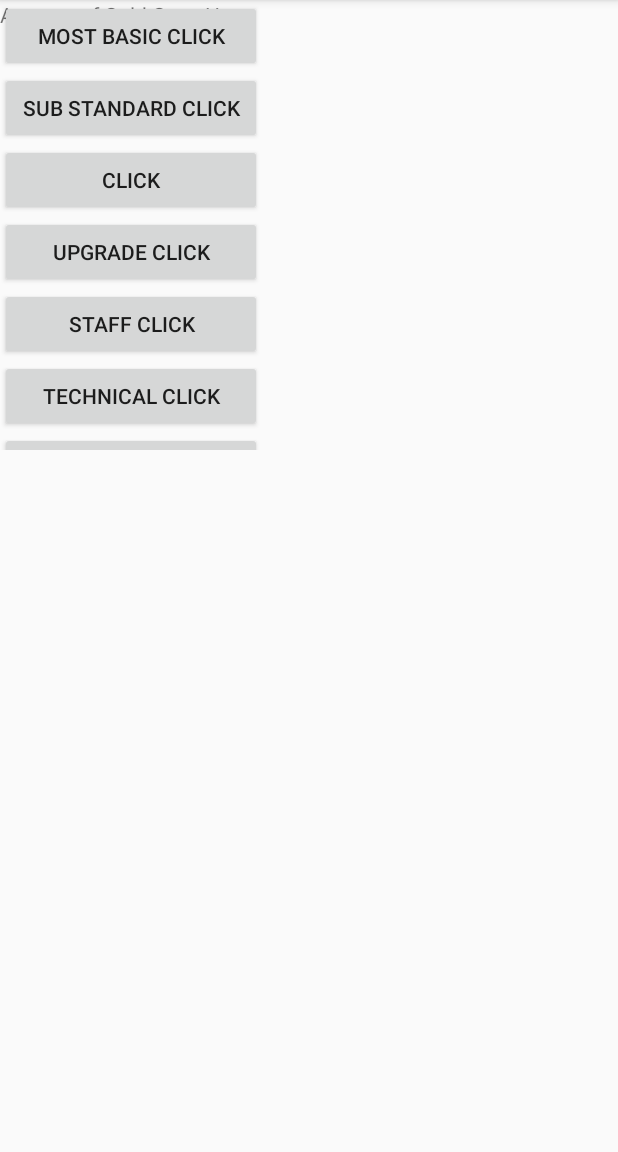
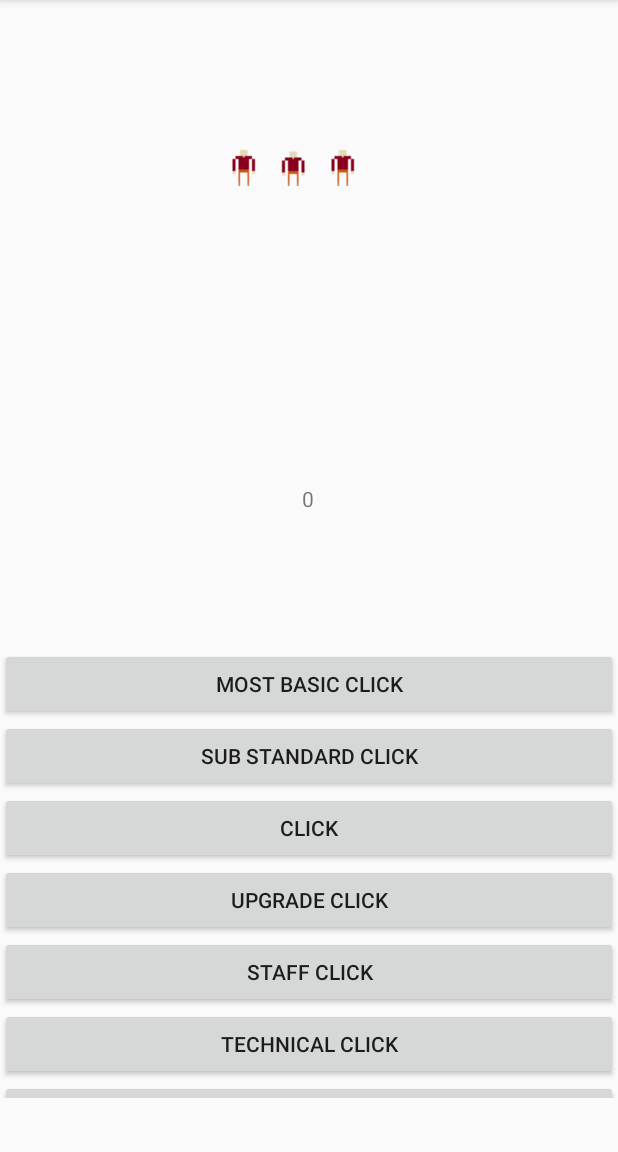
Before and after one commit to jhoney92021/untitle_clicker, an Android app: the screen it shows after launch (MainActivity), on a phone screen of 412 x 824 dp, the part 84-1236 px from its top. Run offline under Robolectric (Android 15) with nearby library versions, the light colour scheme and no system bars.

Commit message:
constraints made, button need function

```diff
--- a/app/build.gradle
+++ b/app/build.gradle
@@ -23,6 +23,7 @@ dependencies {
     implementation fileTree(dir: 'libs', include: ['*.jar'])
     implementation 'androidx.appcompat:appcompat:1.0.2'
     implementation 'androidx.constraintlayout:constraintlayout:1.1.3'
+    implementation 'com.google.code.gson:gson:2.6.2'
     testImplementation 'junit:junit:4.12'
     androidTestImplementation 'androidx.test:runner:1.1.1'
     androidTestImplementation 'androidx.test.espresso:espresso-core:3.1.1'
--- a/app/src/main/AndroidManifest.xml
+++ b/app/src/main/AndroidManifest.xml
@@ -1,7 +1,7 @@
 <?xml version="1.0" encoding="utf-8"?>
 <manifest xmlns:android="http://schemas.android.com/apk/res/android"
     package="com.jhoney.untitled">
-
+    <!--Todo: Don't forget about the Manifest(tis your destiny)-->
     <application
         android:allowBackup="true"
         android:icon="@mipmap/ic_launcher"
--- a/app/src/main/java/com/jhoney/untitled/Clickers/Clicker.java
+++ b/app/src/main/java/com/jhoney/untitled/Clickers/Clicker.java
@@ -1,4 +1,6 @@
 package com.jhoney.untitled.Clickers;
+
+import com.jhoney.untitled.Helper;
 
 public class Clicker {
 
@@ -7,17 +9,24 @@ public class Clicker {
     public String rank_click;
 
     //FOR DEBUGGING
+    //Todo: Delete bug on completion
     public int bug;
 
     //CONSTRUCTORS
     public Clicker()
     {
+        //Todo: Delete bug on completion
+        bug = Helper.randomInt(0,30);
+
         gold_click = 0;
         rank_click = null;
     }
 
     public Clicker(int g, String r)
     {
+        //Todo: Delete bug on completion
+        bug = Helper.randomInt(0,30);
+
         gold_click = g;
         rank_click = r;
     }
--- a/app/src/main/java/com/jhoney/untitled/GameStart/GameStart.java
+++ b/app/src/main/java/com/jhoney/untitled/GameStart/GameStart.java
@@ -1,6 +1,7 @@
 package com.jhoney.untitled.GameStart;
 
 //LOCAL IMPORTS
+import com.jhoney.untitled.Helper;
 import com.jhoney.untitled.Player.Player;
 import com.jhoney.untitled.Clickers.Clicker;
 //LOCAL IMPORTS
@@ -9,10 +10,11 @@ import java.util.ArrayList;
 
 public class GameStart {
     //PROPERTIES
-    Player livePlayer;
-    ArrayList<Clicker> allClickers;
+    public Player livePlayer;
+    public ArrayList<Clicker> allClickers;
 
     //FOR DEBUGGING
+    //Todo: Delete bug on completion
     public int bug;
 
     //CONSTRUCTORS
@@ -31,5 +33,9 @@ public class GameStart {
             Clicker senior_master = new Clicker(200,"SeniorMaster");
             Clicker chief_master = new Clicker(300,"ChiefMaster");
         };
+
+
+        //Todo: Delete bug on completion
+        bug = Helper.randomInt(0,30);
     }
 }
--- /dev/null
+++ b/app/src/main/java/com/jhoney/untitled/Helper.java
@@ -0,0 +1,61 @@
+package com.jhoney.untitled;
+//External Imports
+import android.content.Context;
+import android.content.SharedPreferences;
+import android.content.res.Resources;
+import android.view.View;
+import android.widget.Button;
+
+import androidx.annotation.IdRes;
+import androidx.appcompat.app.AppCompatActivity;
+import com.google.gson.Gson;
+
+//LOCAL IMPORTS
+import com.jhoney.untitled.Player.Player;
+
+
+public class Helper extends AppCompatActivity
+{
+
+    //Todo: Remember to create helpers were possible
+
+    //BUTTON MAKER
+    Button btnName;
+    public void makeButton(Button btnName, int btnId)
+    {
+        btnName = findViewById(btnId);
+        btnName.setOnClickListener((View.OnClickListener) this);
+    }
+    //BUTTON MAKER
+
+    //PLAYER RELATED METHODS
+    public static void setPlayer(Context context, Player livePlayer)
+    {
+        SharedPreferences mPrefs = context.getSharedPreferences("aString",Context.MODE_PRIVATE);
+        SharedPreferences.Editor prefsEditor = mPrefs.edit();
+        Gson gson = new Gson();
+        String json = gson.toJson(livePlayer);
+        prefsEditor.putString("livePlayer", json);
+        prefsEditor.commit();
+    }
+
+    public static Player getPlayer(Context context)
+    {
+        SharedPreferences mPrefs = context.getSharedPreferences("aString", Context.MODE_PRIVATE);
+        Gson gson = new Gson();
+        String json = mPrefs.getString("livePlayer", "");
+        Player livePlayer = gson.fromJson(json, Player.class);
+        return livePlayer;
+    }
+    //PLAYER RELATED METHODS
+    //RANDOM INTEGER METHOD
+    public  static int randomInt(int low, int high)
+    {
+        int result = (int)(Math.random()
+                * (high-low-1)) + low;
+        return result;
+    }
+    //RANDOM INTEGER METHOD
+
+
+}
--- a/app/src/main/java/com/jhoney/untitled/MainActivity.java
+++ b/app/src/main/java/com/jhoney/untitled/MainActivity.java
@@ -1,22 +1,79 @@
 package com.jhoney.untitled;
 
 import androidx.appcompat.app.AppCompatActivity;
+
+import android.content.Intent;
 import android.os.Bundle;
+import android.view.View;
+import android.widget.Button;
+import android.widget.ImageView;
+import android.widget.TextView;
 //LOCAL IMPORTS
 import com.jhoney.untitled.GameStart.GameStart;
 //LOCAL IMPORTS
 
 
-public class MainActivity extends AppCompatActivity {
+public class MainActivity extends AppCompatActivity
+    implements View.OnClickListener
+{
 
+    //DECLARATIONS
     GameStart game;
+    Helper help;
+
+    TextView gold_view;
+    ImageView anim_view;
+    //Todo: Think about refactoring declarations
+    Button basic_btn, btn, first_class_btn, senior_btn,
+            staff_btn, technical_btn, master_btn,
+            senior_master_btn, chief_master_btn;
+
     @Override
     protected void onCreate(Bundle savedInstanceState) {
         super.onCreate(savedInstanceState);
         setContentView(R.layout.activity_main);
         game = new GameStart();
+        help = new Helper();
+        Helper.setPlayer(this, game.livePlayer);
+        gold_view = findViewById(R.id.gold_view);
+        gold_view.setText(getString(R.string.gold_str, game.livePlayer.gold));
         //Todo: Connect Buttons to Clickers
         //Todo: Connect everything to event handlers
 
+        basic_btn = findViewById(R.id.basic_btn);
+        basic_btn.setOnClickListener(this);
+
+        first_class_btn = findViewById(R.id.first_class_btn);
+        first_class_btn.setOnClickListener(this);
+
+        senior_btn = findViewById(R.id.senior_btn);
+        senior_btn.setOnClickListener(this);
+
+        staff_btn = findViewById(R.id.staff_btn);
+        staff_btn.setOnClickListener(this);
+
+        technical_btn = findViewById(R.id.technical_btn);
+        technical_btn.setOnClickListener(this);
+
+        master_btn = findViewById(R.id.master_btn);
+        master_btn.setOnClickListener(this);
+
+        senior_master_btn = findViewById(R.id.senior_master_btn);
+        senior_master_btn.setOnClickListener(this);
+
+        chief_master_btn = findViewById(R.id.chief_master_btn);
+        chief_master_btn.setOnClickListener(this);
+    }
+
+    @Override
+    public void onClick(View v)
+    {
+//        Intent intent = new Intent(this, ScenarioActivity.class);
+        switch (v.getId())
+        {
+            case R.id.basic_btn:
+                ;
+                break;
+        }
     }
 }
--- a/app/src/main/java/com/jhoney/untitled/Player/Player.java
+++ b/app/src/main/java/com/jhoney/untitled/Player/Player.java
@@ -1,4 +1,6 @@
 package com.jhoney.untitled.Player;
+
+import com.jhoney.untitled.Helper;
 
 public class Player {
     //PROPERTIES
@@ -6,6 +8,7 @@ public class Player {
     public int rank;
 
     //FOR DEBUGGING
+    //Todo: Delete bug on completion
     public int bug;
 
     //CONSTRUCTORS
@@ -13,5 +16,7 @@ public class Player {
     {
         gold = 0;
         rank = 1;
+        //Todo: Delete bug on completion
+        bug = Helper.randomInt(0,30);
     }
 }
--- a/app/src/main/res/layout/activity_main.xml
+++ b/app/src/main/res/layout/activity_main.xml
@@ -2,31 +2,56 @@
 <androidx.constraintlayout.widget.ConstraintLayout xmlns:android="http://schemas.android.com/apk/res/android"
     xmlns:app="http://schemas.android.com/apk/res-auto"
     xmlns:tools="http://schemas.android.com/tools"
-    android:layout_width="wrap_content"
-    android:layout_height="wrap_content"
+    android:layout_width="match_parent"
+    android:layout_height="match_parent"
     tools:context=".MainActivity">
+
+    <!--Todo: Constrain Views-->
+    <!--Todo: Consider using a Linear or Non Constrained Layout-->
+
+    <!--Todo: Try to animate with the sprite sheet-->
 
     <TextView
         android:id="@+id/gold_view"
         android:layout_width="wrap_content"
         android:layout_height="wrap_content"
-        android:text="@string/gold_str" />
+        android:layout_marginStart="196dp"
+        android:layout_marginLeft="196dp"
+        android:layout_marginTop="162dp"
+        android:layout_marginEnd="197dp"
+        android:layout_marginRight="197dp"
+        android:text="@string/gold_str"
+        app:layout_constraintBottom_toTopOf="@+id/clickers"
+        app:layout_constraintEnd_toEndOf="parent"
+        app:layout_constraintStart_toStartOf="parent"
+        app:layout_constraintTop_toBottomOf="@+id/anim_view" />
 
     <ImageView
         android:id="@+id/anim_view"
         android:layout_width="wrap_content"
         android:layout_height="wrap_content"
+        android:layout_marginStart="142dp"
+        android:layout_marginLeft="142dp"
+        android:layout_marginTop="56dp"
+        android:layout_marginEnd="168dp"
+        android:layout_marginRight="168dp"
+        app:layout_constraintBottom_toTopOf="@+id/gold_view"
+        app:layout_constraintEnd_toEndOf="parent"
+        app:layout_constraintHorizontal_bias="1.0"
+        app:layout_constraintStart_toStartOf="parent"
         app:layout_constraintTop_toTopOf="parent"
-        app:srcCompat="@drawable/idle"
-        tools:layout_editor_absoluteX="140dp" />
+        app:srcCompat="@drawable/idle" />
 
     <ScrollView
         android:id="@+id/clickers"
         android:layout_width="match_parent"
         android:layout_height="300dp"
+        android:layout_marginTop="54dp"
         android:isScrollContainer="true"
-        tools:layout_editor_absoluteX="204dp"
-        tools:layout_editor_absoluteY="32dp">
+        app:layout_constraintBottom_toBottomOf="parent"
+        app:layout_constraintEnd_toEndOf="parent"
+        app:layout_constraintStart_toStartOf="parent"
+        app:layout_constraintTop_toBottomOf="@+id/gold_view">
 
         <LinearLayout
             android:layout_width="match_parent"
--- a/app/src/main/res/values/strings.xml
+++ b/app/src/main/res/values/strings.xml
@@ -1,9 +1,12 @@
 <resources>
 <!--    TITLE/BANNER STRINGS-->
+    <!--Todo: Think about a better title-->
     <string name="app_name">untitled</string>
 <!--    TITLE/BANNER STRINGS-->
 <!--    DYNAMIC STRINGS    -->
-    <string name="gold_str">Amount of Gold Goes Here</string>
+    <!--Todo: Use Dynamic String were possible-->
+    <!--Todo: Change gold_str-->
+    <string name="gold_str">%d</string>
 <!--    DYNAMIC STRINGS    -->
 <!--    BUTTON STRINGS-->
     <string name="basic_str" >Most Basic Click</string>
```
